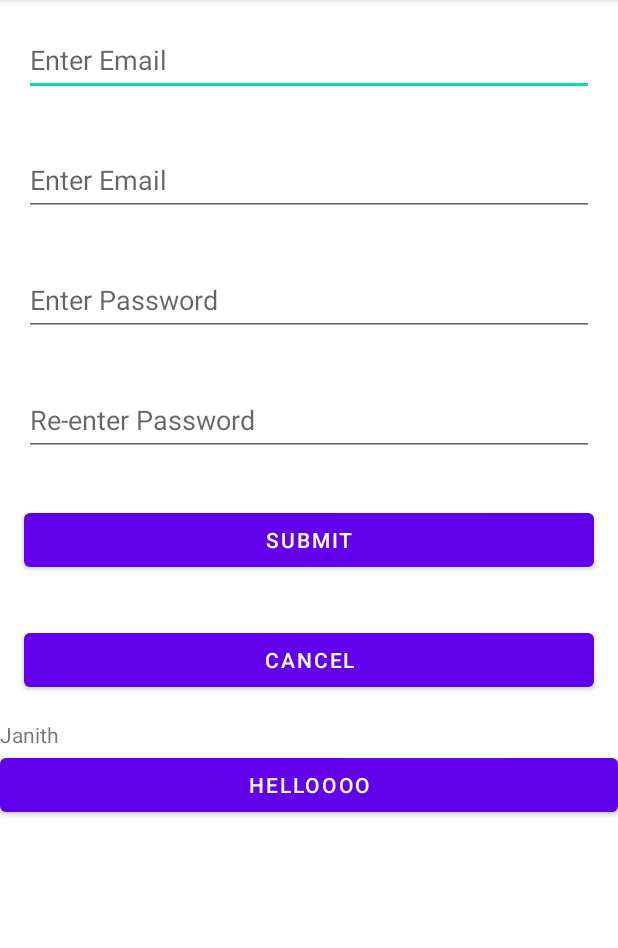
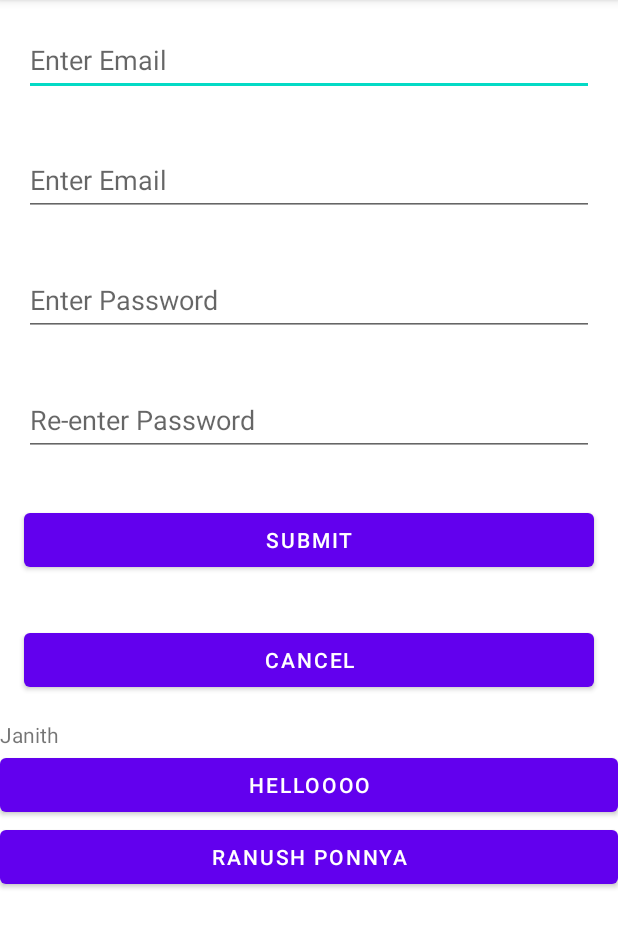
Before and after one commit to RanushSanjula/MAD-Lab4, an Android app: the screen it shows after launch (MainActivity), on a phone screen of 412 x 824 dp, the part 84-1032 px from its top. Run offline under Robolectric (Android 15) with nearby library versions, the phone set to English and light mode, and no system bars.

Commit message:
edit jKjk commit

```diff
--- a/app/src/main/res/layout/activity_main.xml
+++ b/app/src/main/res/layout/activity_main.xml
@@ -86,4 +86,10 @@
         android:layout_width="match_parent"
         android:layout_height="wrap_content"
         android:text="helloooo" />
+
+    <Button
+        android:id="@+id/button4"
+        android:layout_width="match_parent"
+        android:layout_height="wrap_content"
+        android:text="Ranush ponnya" />
 </LinearLayout>
```
